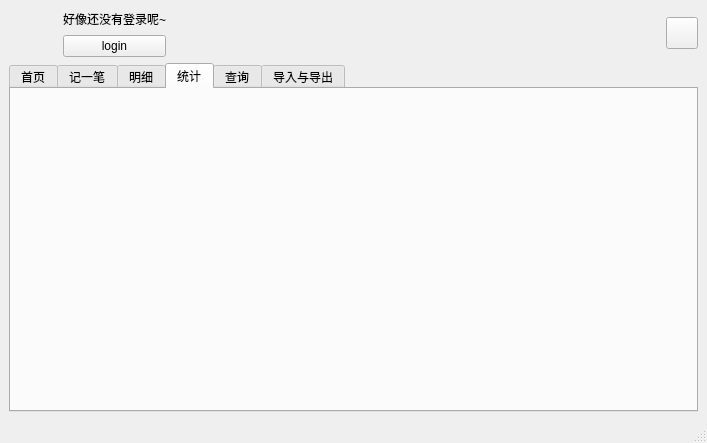
Before: the Qt Designer form ui/oopcash_mainwindow.ui in Harry-Chen/OOP-Cash, drawn with Qt 5.
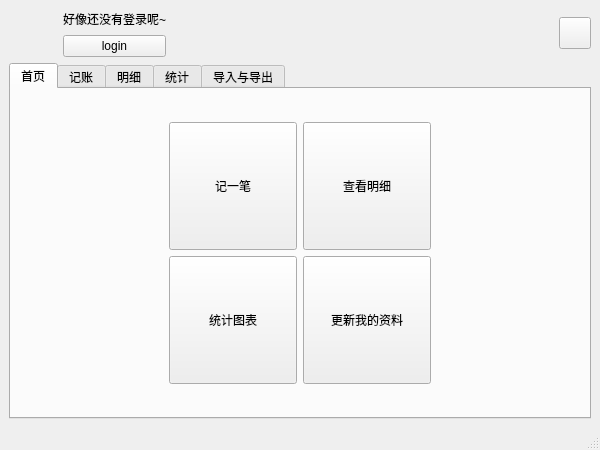
After: the same form once the commit is applied. The open tabs and pages were chosen to show the change. Icons and pictures are not drawn.

Patch:
```diff
--- a/ui/oopcash_mainwindow.ui
+++ b/ui/oopcash_mainwindow.ui
@@ -6,8 +6,8 @@
    <rect>
     <x>0</x>
     <y>0</y>
-    <width>707</width>
-    <height>443</height>
+    <width>600</width>
+    <height>450</height>
    </rect>
   </property>
   <property name="windowTitle">
@@ -135,7 +135,7 @@
                </size>
               </property>
               <property name="text">
-               <string>收入</string>
+               <string>记一笔</string>
               </property>
              </widget>
             </item>
@@ -154,7 +154,7 @@
                </size>
               </property>
               <property name="text">
-               <string>支出</string>
+               <string>查看明细</string>
               </property>
              </widget>
             </item>
@@ -173,7 +173,7 @@
                </size>
               </property>
               <property name="text">
-               <string>管理我的账户</string>
+               <string>更新我的资料</string>
               </property>
              </widget>
             </item>
@@ -192,7 +192,7 @@
                </size>
               </property>
               <property name="text">
-               <string>转账</string>
+               <string>统计图表</string>
               </property>
              </widget>
             </item>
@@ -202,7 +202,7 @@
         </widget>
         <widget class="QWidget" name="addTab">
          <attribute name="title">
-          <string>记一笔</string>
+          <string>记账</string>
          </attribute>
          <layout class="QGridLayout" name="gridLayout_4"/>
         </widget>
@@ -212,24 +212,11 @@
          </attribute>
          <layout class="QGridLayout" name="gridLayout_4"/>
         </widget>
-        <widget class="QWidget" name="statTab">
-         <attribute name="title">
-          <string>统计</string>
-         </attribute>
-         <layout class="QGridLayout" name="gridLayout_6">
-          <item row="0" column="0">
-           <layout class="QGridLayout" name="gridLayout_statTab">
-            <item row="0" column="0">
-             <widget class="QWidget" name="QueryWidget" native="true"/>
-            </item>
-           </layout>
-          </item>
-         </layout>
-        </widget>
         <widget class="QWidget" name="queryTab">
          <attribute name="title">
-          <string>查询</string>
+          <string>统计</string>
          </attribute>
+         <layout class="QGridLayout" name="gridLayout_6"/>
         </widget>
         <widget class="QWidget" name="portTab">
          <attribute name="title">
```
Left out of the diff: 20 changed lines with no effect on the pictures.
